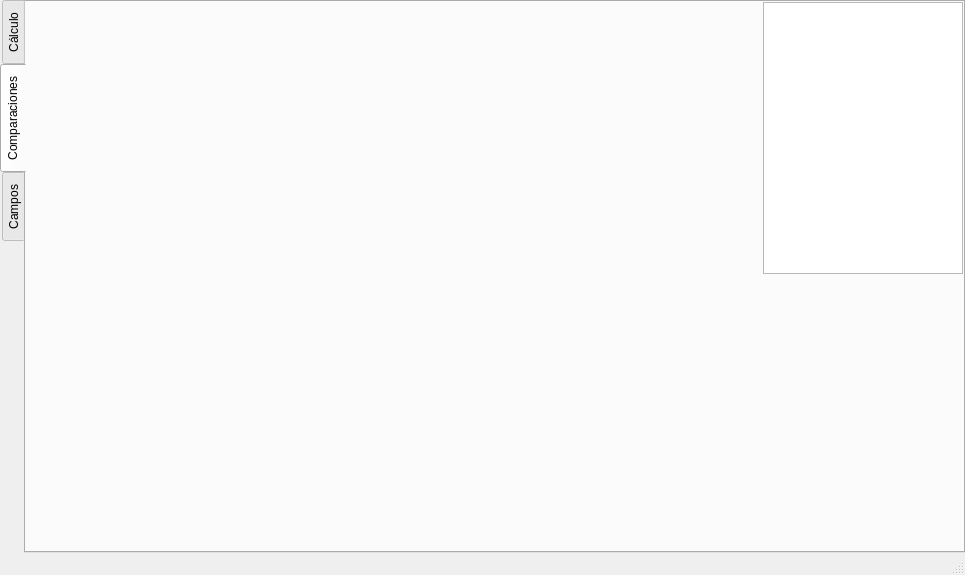
Qt form src/designer/main_application.ui (fer90/taller3-tpfinal) before a commit.
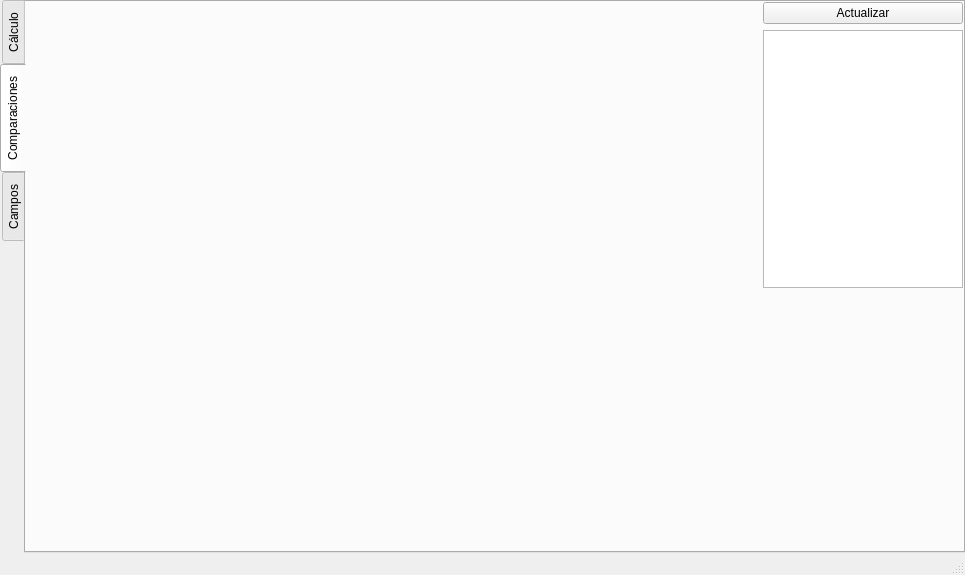
The same form after that commit. The open tabs and pages were chosen to show the change.

Commit message: Actualizacion de sesiones guardadas en pantalla de comparaciones

```diff
--- a/src/designer/main_application.ui
+++ b/src/designer/main_application.ui
@@ -218,6 +218,13 @@
               <property name="margin">
                <number>0</number>
               </property>
+              <item>
+               <widget class="QPushButton" name="update_saved_sessions_button">
+                <property name="text">
+                 <string>Actualizar</string>
+                </property>
+               </widget>
+              </item>
               <item>
                <widget class="QListView" name="saved_calculation_list">
                 <property name="sizePolicy">
```
The commit also changes 2 other files.
